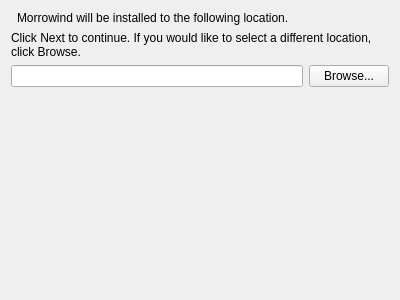
Above: files/ui/wizard/installationtargetpage.ui from OpenMW/openmw before the change. Below: the same form after it.
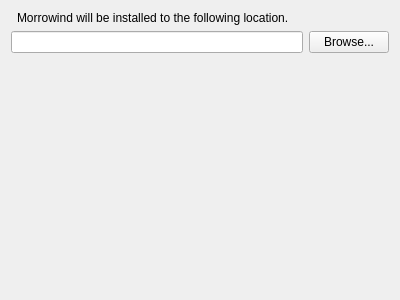
That is the form after the change. Icons and pictures are not drawn.

Patch:
```diff
--- a/files/ui/wizard/installationtargetpage.ui
+++ b/files/ui/wizard/installationtargetpage.ui
@@ -53,16 +53,6 @@
      </item>
     </layout>
    </item>
-   <item>
-    <widget class="QLabel" name="explanationLabel">
-     <property name="text">
-      <string>Click Next to continue. If you would like to select a different location, click Browse. </string>
-     </property>
-     <property name="wordWrap">
-      <bool>true</bool>
-     </property>
-    </widget>
-   </item>
    <item>
     <layout class="QHBoxLayout" name="horizontalLayout_2">
      <item>
```
